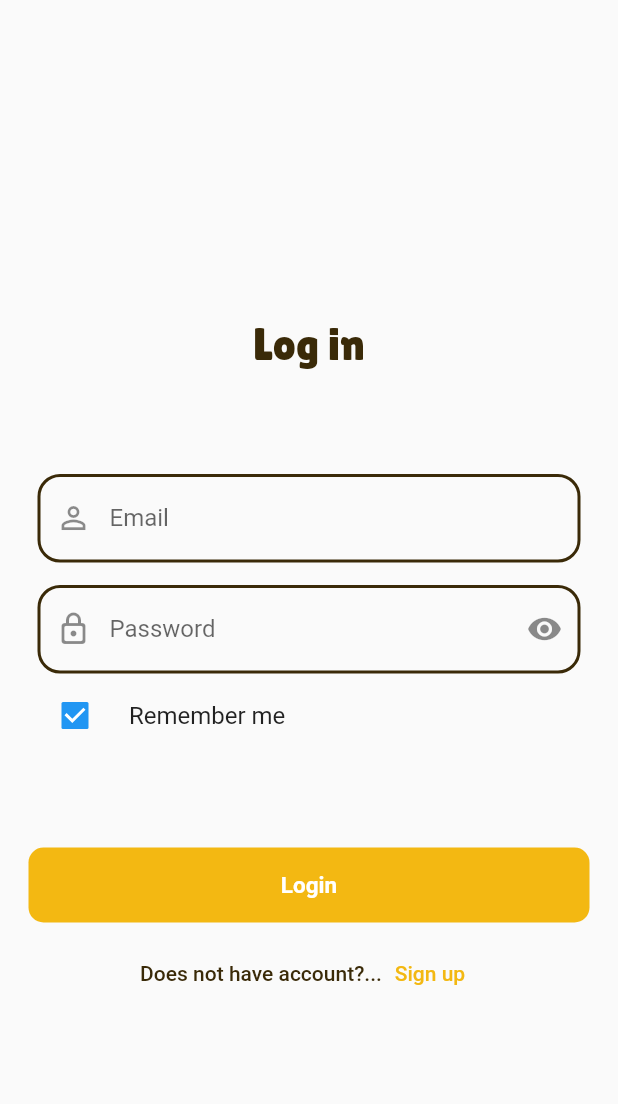
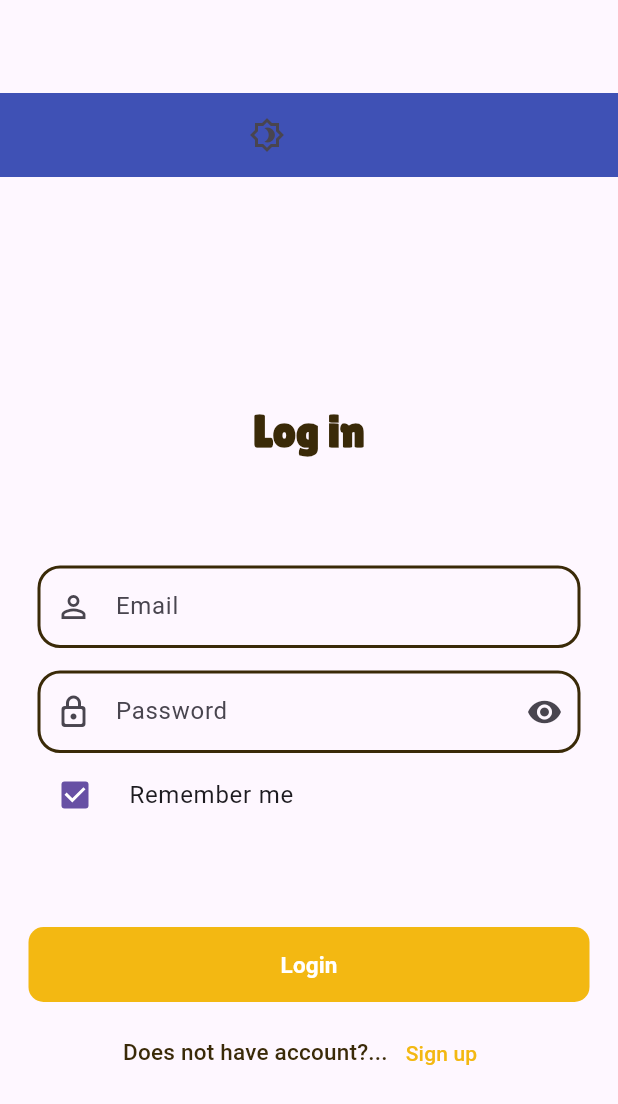
Before and after one commit to MohamedAwad07/chat-app, a Flutter app: the screen it shows after launch, after a tap on "Remember me", on a phone screen of 412 x 824 dp. Shown: the top 1104 px of the screen. Run offline on Flutter 3.47's test engine with Material 2 defaults, Android fonts, the phone set to English and light mode, and no system bars; our stand-ins replace bloc, cloud_firestore, conditional_builder_null_safety, firebase_auth, firebase_core, flutter_bloc and 2 more; accounts and stored records are empty.

Commit message:
update 1

```diff
--- a/lib/main.dart
+++ b/lib/main.dart
@@ -1,7 +1,9 @@
 import 'package:bloc/bloc.dart';
 import 'package:chat_app/modules/flip_test.dart';
+import 'package:chat_app/services/theme_manager.dart';
 import 'package:chat_app/shared/Cubit/cubit.dart';
 import 'package:chat_app/shared/Cubit/states.dart';
+import 'package:chat_app/shared/shared%20pref/shared_pref.dart';
 import 'package:firebase_core/firebase_core.dart';
 import 'package:flutter/material.dart';
 import 'package:flutter_bloc/flutter_bloc.dart';
@@ -9,6 +11,7 @@ import 'observer.dart';
 
 void main() async {
   WidgetsFlutterBinding.ensureInitialized();
+  CacheHelper.init();
   await Firebase.initializeApp(
     options: FirebaseOptions(
         apiKey: "AIzaSyBIdvD1TxmEfdMialZIV36Qf6TcDJCuKfo",
@@ -21,22 +24,26 @@ void main() async {
         measurementId: "G-ZPWYVF88N5"),
   );
   Bloc.observer = MyBlocObserver();
-  runApp(
-    MyApp(),
-  );
+  bool? isDark = CacheHelper.getData(key: 'isDark');
+  print('is dark is $isDark');
+  runApp(MyApp(isDark),);
 }
 
 class MyApp extends StatelessWidget {
-  const MyApp({super.key});
-
+ final bool? isDark;
+ const MyApp(this.isDark, {super.key});
   @override
   Widget build(BuildContext context) {
     return BlocProvider(
-      create: (context) => AppCubit(),
+      create: (context) => AppCubit()..modeChange(fromShared: isDark,),
       child: BlocConsumer<AppCubit, AppStates>(
         listener: (context, state) {},
         builder: (context, state) {
+          AppCubit cubit = AppCubit.get(context);
           return MaterialApp(
+            darkTheme: ThemeManager.getAppDarkTheme(),
+            theme: ThemeManager.getAppLightTheme(),
+            themeMode: cubit.isDark ? ThemeMode.dark : ThemeMode.light,
             debugShowCheckedModeBanner: false,
             home: FlipableCardDemo(),
           );
--- a/lib/modules/login_screen.dart
+++ b/lib/modules/login_screen.dart
@@ -8,14 +8,27 @@ import '../shared/components/components.dart';
 import '../shared/constants/constants.dart';
 
 Widget login() {
-  return BlocProvider(
-      create: (BuildContext context) => AppCubit(),
-      child: BlocConsumer<AppCubit, AppStates>(
+  return BlocConsumer<AppCubit, AppStates>(
     listener: (context, state) {},
     builder: (context, state) {
       AppCubit cubit = AppCubit.get(context);
       return Scaffold(
         // backgroundColor:Colors.white,
+        appBar: AppBar(
+          actions: [
+            IconButton(
+                onPressed: () {
+                  cubit.modeChange(fromShared: null);
+                },
+                icon: Icon(
+                  Icons.brightness_4_outlined,
+                )
+            ),
+            SizedBox(
+              width: 210.0,
+            ),
+          ],
+        ),
         body: SingleChildScrollView(
           child: Form(
             key: cubit.formKey,
@@ -25,15 +38,10 @@ Widget login() {
                   padding: const EdgeInsetsDirectional.only(
                     top: 150.0,
                     bottom: 50.0,
-
                   ),
                   child: Text(
                     'Log in',
-                        style: TextStyle(
-                          fontSize: 30.0,
-                          fontFamily: 'LilitaOne',
-                          color: ColorsManager.brown,
-                        ),
+                    style: Theme.of(context).textTheme.headlineMedium,
                   ),
                 ),
                 const SizedBox(
@@ -41,6 +49,7 @@ Widget login() {
                 ),
                 //username
                 defaultTextFormField(
+                  context: context,
                   label: 'Email',
                   controller: emailController,
                   validate: (value) {
@@ -59,6 +68,7 @@ Widget login() {
                 ),
                 //password
                 defaultTextFormField(
+                  context: context,
                   label: 'Password',
                   controller: passController,
                   validate: (value) {
@@ -101,7 +111,7 @@ Widget login() {
                   builder: (context) => defaultMaterialButton(
                     valid: () {
                       if (cubit.formKey.currentState!.validate()) {
-                           cubit.signIn();
+                        cubit.signIn(context: context);
                       }
                     },
                     text: 'Login',
@@ -109,7 +119,8 @@ Widget login() {
                     haveBorder: true,
                     containerColor: ColorsManager.amber,
                   ),
-                      fallback: (BuildContext context) => Center(child: CircularProgressIndicator()),
+                  fallback: (BuildContext context) =>
+                      Center(child: CircularProgressIndicator()),
                 ),
                 const SizedBox(
                   height: 10.0,
@@ -117,12 +128,9 @@ Widget login() {
                 Row(
                   mainAxisAlignment: MainAxisAlignment.center,
                   children: [
-                        const Text(
+                     Text(
                       'Does not have account?...',
-                          style: TextStyle(
-                            color: ColorsManager.brown,
-                            fontWeight: FontWeight.w500,
-                          ),
+                      style: Theme.of(context).textTheme.titleMedium,
                     ),
                     TextButton(
                         onPressed: () {
@@ -130,7 +138,9 @@ Widget login() {
                         },
                         child: const Text(
                           'Sign up',
-                              style: TextStyle(color: ColorsManager.amber,),
+                          style: TextStyle(
+                            color: ColorsManager.amber,
+                          ),
                         )),
                   ],
                 ),
@@ -140,5 +150,5 @@ Widget login() {
         ),
       );
     },
-      ));
+  );
 }
--- a/lib/services/theme_manager.dart
+++ b/lib/services/theme_manager.dart
@@ -5,59 +5,52 @@ class ThemeManager {
   ThemeManager._();
 
   static getAppLightTheme() => ThemeData.light(useMaterial3: true).copyWith(
-      inputDecorationTheme: const InputDecorationTheme(
-        hintStyle: TextStyle(fontWeight: FontWeight.normal, fontSize: 12),
+      inputDecorationTheme:  InputDecorationTheme(
+        enabledBorder: OutlineInputBorder(
+          borderRadius:  BorderRadius.circular(15.0),
+          borderSide: BorderSide(color: ColorsManager.brown, width: 2),
+        ),
       ),
-      elevatedButtonTheme: ElevatedButtonThemeData(
-          style: ButtonStyle(
-              shape: MaterialStatePropertyAll(RoundedRectangleBorder(
-                  borderRadius: BorderRadius.circular(5))),
-              backgroundColor: MaterialStateProperty.resolveWith((states) {
-                if (states.contains(MaterialState.disabled)) {
-                  return Colors.grey[400];
-                }
-                return Colors.red;
-              }))),
       textTheme: TextTheme(
+        headlineMedium: TextStyle(
+          fontFamily: 'LilitaOne',
+          fontSize: 30.0,
+          fontWeight: FontWeight.bold,
+          color: ColorsManager.brown,
+        ),
         titleMedium: TextStyle(
-            fontSize: 18,
-            color: Colors.pinkAccent,
-            fontWeight: FontWeight.bold),
-        headlineMedium: TextStyle(
-            fontSize: 18,
-            color: Colors.pinkAccent,
-            fontWeight: FontWeight.bold),
+          fontSize: 15.0,
+          color: ColorsManager.brown,
+          fontWeight: FontWeight.w500,
+        ),
       ),
       appBarTheme: const AppBarTheme(
         backgroundColor: Colors.indigo,
-        titleSpacing: 10,
       ),
       checkboxTheme: CheckboxThemeData());
 
   static getAppDarkTheme() => ThemeData.dark(useMaterial3: true).copyWith(
-      appBarTheme: AppBarTheme(
-          toolbarHeight: 75,
-          titleSpacing: 10,
-          backgroundColor: ColorsManager.successMessage),
-      scaffoldBackgroundColor: ColorsManager.successMessage,
-      elevatedButtonTheme: ElevatedButtonThemeData(
-        style: ElevatedButton.styleFrom(
-          minimumSize: const Size(200, 50),
-          maximumSize: const Size(300, 60),
+      scaffoldBackgroundColor: Color(0xFF000C1E),
+      appBarTheme:
+          AppBarTheme(elevation: 5.0, backgroundColor: Color(0xFF01132F)),
+      inputDecorationTheme:  InputDecorationTheme(
+        enabledBorder: OutlineInputBorder(
+          borderRadius:  BorderRadius.circular(15.0),
+          borderSide: BorderSide(color: Colors.white, width: 2),
         ),
       ),
-      dividerTheme: const DividerThemeData(color: Colors.red, thickness: 5),
-      textTheme: const TextTheme(
-        bodyLarge: TextStyle(
-          color: Colors.white,
-          fontSize: 50,
-          // fontFamily: 'Inter',
-          fontWeight: FontWeight.w600,
-          height: 1.38,
+      textTheme: TextTheme(
+        headlineMedium: TextStyle(
+          fontFamily: 'LilitaOne',
+          fontSize: 30.0,
+          color: ColorsManager.white,
         ),
         titleMedium: TextStyle(
-            fontSize: 18, color: Colors.black, fontWeight: FontWeight.bold),
+          fontSize: 15.0,
+          color: ColorsManager.white,
+          fontWeight: FontWeight.w500,
+        ),
       ),
-      checkboxTheme: CheckboxThemeData(
-          fillColor: MaterialStateProperty.all(Colors.amber)));
+      checkboxTheme:
+          CheckboxThemeData(fillColor: MaterialStateProperty.all(Colors.grey)));
 }
--- a/lib/shared/Cubit/cubit.dart
+++ b/lib/shared/Cubit/cubit.dart
@@ -2,11 +2,13 @@ import 'package:bloc/bloc.dart';
 import 'package:chat_app/models/UserModel.dart';
 import 'package:chat_app/shared/Cubit/states.dart';
 import 'package:chat_app/shared/constants/color_manager.dart';
+import 'package:chat_app/shared/shared%20pref/shared_pref.dart';
 import 'package:cloud_firestore/cloud_firestore.dart';
 import 'package:firebase_auth/firebase_auth.dart';
 import 'package:flutter/material.dart';
 import 'package:flutter_bloc/flutter_bloc.dart';
 import 'package:fluttertoast/fluttertoast.dart';
+import '../../modules/home.dart';
 import '../constants/constants.dart';
 
 class AppCubit extends Cubit<AppStates> {
@@ -19,6 +21,7 @@ class AppCubit extends Cubit<AppStates> {
   var formKey = GlobalKey<FormState>();
   bool isPassword = true;
   bool isChecked = false;
+  bool isDark = true;
 
   // Register page variables
   var formKeyReg = GlobalKey<FormState>();
@@ -26,6 +29,22 @@ class AppCubit extends Cubit<AppStates> {
   bool isCheckedReg = false;
 
   // login page functions
+  void modeChange({ bool? fromShared}) {
+    if (fromShared != null)
+    {
+      isDark = fromShared;
+      emit(AppChangeModeSuccessState());
+    } else
+    {
+      isDark = !isDark;
+      CacheHelper.saveData(key: 'isDark', value: isDark).then((value) => {
+      emit(AppChangeModeSuccessState()),
+      });
+    }
+
+
+  }
+
   void checkedChange(bool value) {
     isChecked = value;
     emit(AppCheckedChangeState());
@@ -101,7 +120,7 @@ class AppCubit extends Cubit<AppStates> {
     });
   }
 
-  Future signIn() async {
+  Future signIn({required BuildContext context}) async {
     emit(LoadingState());
     FirebaseAuth.instance
         .signInWithEmailAndPassword(
@@ -118,7 +137,8 @@ class AppCubit extends Cubit<AppStates> {
         fontSize: 16.0,
       );
       print("Success");
-      getUserData();
+      Navigator.pushReplacement(
+          context, MaterialPageRoute(builder: (context) => Home()));
       emit(AppSignInSuccessState());
     }).catchError((error) {
       Fluttertoast.showToast(
@@ -131,8 +151,9 @@ class AppCubit extends Cubit<AppStates> {
         fontSize: 16.0,
       );
       print('error is :  ${error.toString()}');
+      emit(AppSignInFailState());
     });
-    emit(AppSignInFailState());
+
     //  Navigator.of(context).pushNamed('A');
   }
 
@@ -142,13 +163,15 @@ class AppCubit extends Cubit<AppStates> {
     required String phone,
   }) {
     UserModel model = UserModel(name: name, email: email, phone: phone);
+    CacheHelper.saveData(key: 'user count', value: countUser);
     print('Counter before use : ${randomNumber.toString()}');
     FirebaseFirestore.instance
         .collection('users')
-        .doc("1")
+        .doc(CacheHelper.getData(key: 'user count').toString())
         .set(model.toMap())
         .then((value) => {
-              randomNumber++,
+             countUser++,
+             CacheHelper.saveData(key: 'user count', value: countUser),
               emit(AppCreateUserSuccessState()),
             })
         .catchError((error) {
@@ -157,18 +180,18 @@ class AppCubit extends Cubit<AppStates> {
   }
 
   void getUserData() {
-    DocumentSnapshot<Map<String , dynamic>> test;
+    DocumentSnapshot<Map<String, dynamic>> test;
     UserModel userData;
     FirebaseFirestore.instance
         .collection('users')
         .doc("1")
         .get()
         .then((value) => {
-      print(value.data()),
-      emit(AppGetUserDataSuccessState()),
-    })
+              print(value.data()),
+              emit(AppGetUserDataSuccessState()),
+            })
         .catchError((error) {
-          print('error is  : ${error.toString()}');
+      print('error is  : ${error.toString()}');
       emit(AppGetUserDataFailState());
     });
   }
--- a/lib/shared/Cubit/states.dart
+++ b/lib/shared/Cubit/states.dart
@@ -29,3 +29,5 @@ class AppCreateUserFailState extends AppStates {}
 class AppGetUserDataSuccessState extends AppStates {}
 
 class AppGetUserDataFailState extends AppStates {}
+
+class AppChangeModeSuccessState extends AppStates {}
--- a/lib/shared/components/components.dart
+++ b/lib/shared/components/components.dart
@@ -52,18 +52,19 @@ Widget defaultTextFormField({
   TextInputType? keyboard,
   bool isObscure = false,
   AutovalidateMode? autoValidateMode,
-
+  required BuildContext context ,
   void Function()? obscure,
 }) {
   var normalBorder =  OutlineInputBorder(
       borderRadius:  BorderRadius.circular(15.0),
-      borderSide: const BorderSide(  color: ColorsManager.brown, width: 2));
+      borderSide: const BorderSide(width: 2));
   return  Padding(
   padding: const EdgeInsetsDirectional.only(
     start: 25.0,
     end: 25.0,
   ),
   child: TextFormField(
+    style:Theme.of(context).textTheme.titleMedium,
     autovalidateMode:autoValidateMode ,
     controller: controller,
     validator: validate,
@@ -71,7 +72,7 @@ Widget defaultTextFormField({
     keyboardType: keyboard,
     decoration: InputDecoration(
       enabled: true,
-      enabledBorder: normalBorder,
+      enabledBorder: Theme.of(context).inputDecorationTheme.enabledBorder,
       errorBorder: normalBorder.copyWith(
         borderSide: const BorderSide(  color: ColorsManager.errorBorder, width: 3),
       ),
--- a/lib/shared/constants/color_manager.dart
+++ b/lib/shared/constants/color_manager.dart
@@ -9,6 +9,6 @@ class ColorsManager {
   static const Color errorBorder = Colors.red;
   static const Color focusBorder = Colors.blue;
   static const Color disableBorder = Colors.grey;
-  static const Color errorMessage = Colors.grey;
-  static const Color successMessage = Colors.grey;
+  static const Color errorMessage = Colors.red;
+  static const Color successMessage = Colors.green;
 }
--- a/lib/shared/constants/constants.dart
+++ b/lib/shared/constants/constants.dart
@@ -12,3 +12,4 @@ Random random = Random();
 int randomNumber = random.nextInt(1000000) + 1;
 late AnimationController animationController;
 bool isFrontVisible = true;
+int countUser = 1;
--- /dev/null
+++ b/lib/shared/shared pref/shared_pref.dart
@@ -0,0 +1,36 @@
+
+
+import 'package:shared_preferences/shared_preferences.dart';
+
+class CacheHelper {
+  static late SharedPreferences sharedPreferences;
+
+  static init() async {
+    sharedPreferences = await SharedPreferences.getInstance();
+  }
+
+ static Future<bool> putData({
+    required String key,
+    required bool isDark,
+  })async {
+    return await sharedPreferences.setBool(key, isDark);
+  }
+
+  static dynamic getData({
+    required String key,
+  }) {
+    return sharedPreferences.get(key);
+  }
+
+  static Future<bool> saveData({
+    required String key,
+    required dynamic value,
+})async
+{
+  if(value is String) return await sharedPreferences.setString(key, value);
+  if(value is int) return await sharedPreferences.setInt(key, value);
+  if(value is bool) return await sharedPreferences.setBool(key, value);
+
+  return sharedPreferences.setDouble(key, value);
+}
+}
--- a/pubspec.yaml
+++ b/pubspec.yaml
@@ -47,6 +47,7 @@ dependencies:
   fluttertoast: ^8.2.2
   cloud_firestore: ^4.9.1
   iconly: ^1.0.1
+  shared_preferences: ^2.2.1
 
 dev_dependencies:
   flutter_test:
```
Also changed, not shown: lib/modules/home.dart (+9 -1 lines), lib/modules/register_screen.dart (+9 -12 lines), pubspec.lock, 2 other files. Lines whose indentation alone changed are shown as unchanged.
